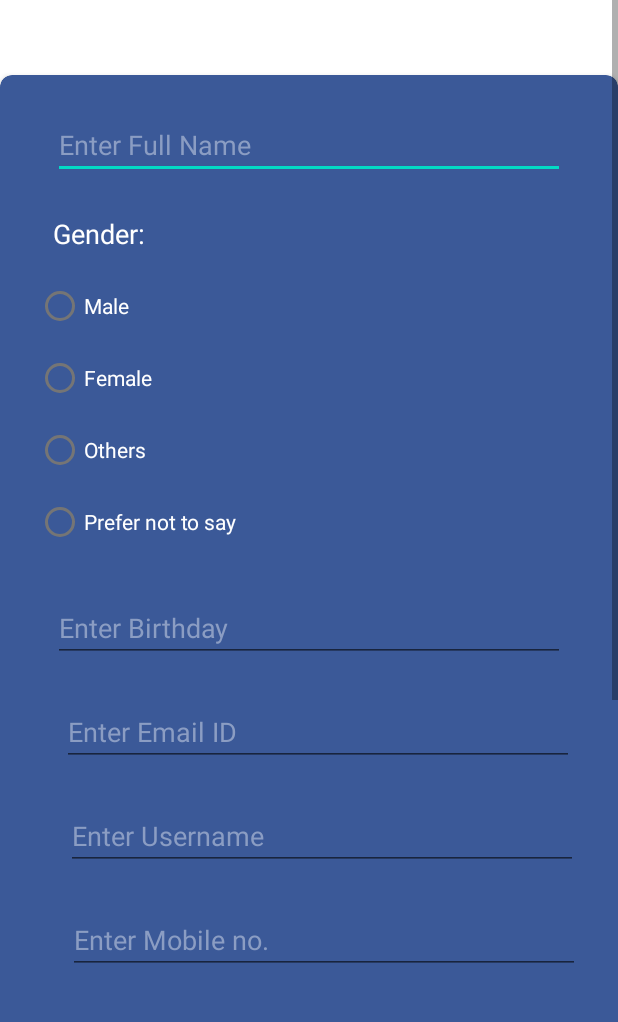
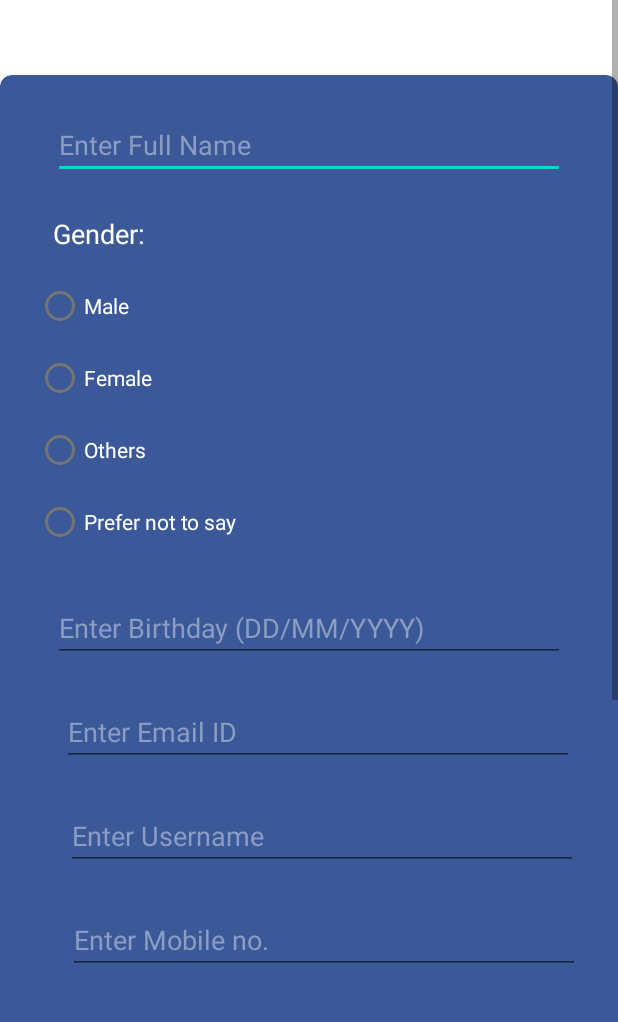
Before and after one commit to adiupd123/FingerTrip, an Android app: the SignUpActivity screen opened directly, with no data from a screen before it, on a phone screen of 412 x 824 dp, the part 212-1234 px from its top. Run offline under Robolectric (Android 15) with nearby library versions, the phone set to English and light mode, and no system bars; our stand-ins replace Firebase (no records; nobody signed in at launch, a user with empty details on screens opened directly).

Commit message:
Made small changes

```diff
--- a/app/src/main/java/com/adiupd123/fingertrip/SignUpActivity.java
+++ b/app/src/main/java/com/adiupd123/fingertrip/SignUpActivity.java
@@ -150,7 +150,8 @@ public class SignUpActivity extends AppCompatActivity implements View.OnClickLis
 
         UserHelperClass user = new UserHelperClass(name, birthday, emailID, username, mobileNo, gender);
         // Set username as unique identifier
-        databaseReference.push().setValue(user);
+        databaseReference.push().setValue(username);
+        databaseReference.child(username).setValue(user);
 
         progressBar.setVisibility(View.VISIBLE);
 
--- a/app/src/main/java/com/adiupd123/fingertrip/UserProfileFragment.java
+++ b/app/src/main/java/com/adiupd123/fingertrip/UserProfileFragment.java
@@ -59,6 +59,8 @@ public class UserProfileFragment extends Fragment {
 
         editProfileFragment = new EditProfileFragment();
 
+//        currentUser.getEmail() == email of that user
+
         binding.editProfileButton.setOnClickListener(new View.OnClickListener() {
             @Override
             public void onClick(View view) {
--- a/app/src/main/res/layout/activity_sign_up.xml
+++ b/app/src/main/res/layout/activity_sign_up.xml
@@ -114,7 +114,7 @@
                     android:layout_height="wrap_content"
                     android:layout_marginTop="24dp"
                     android:ems="16"
-                    android:hint="Enter Birthday"
+                    android:hint="Enter Birthday (DD/MM/YYYY)"
                     android:inputType="date"
                     android:textColor="@color/white"
                     android:textColorHint="@color/lightBlue_FB"
```
